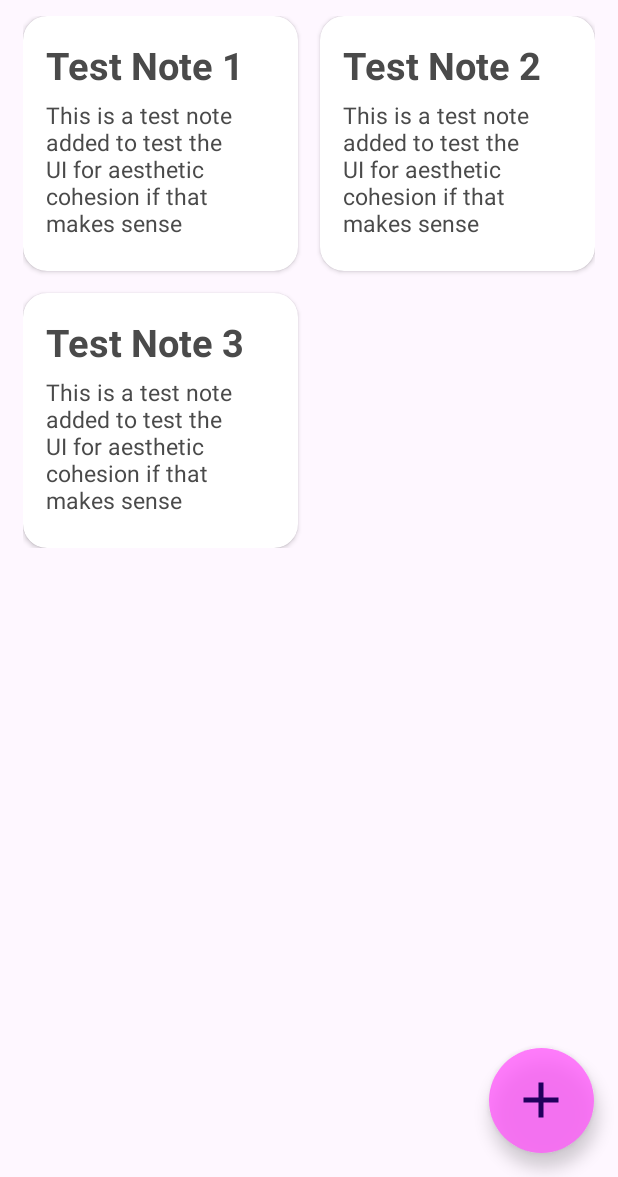
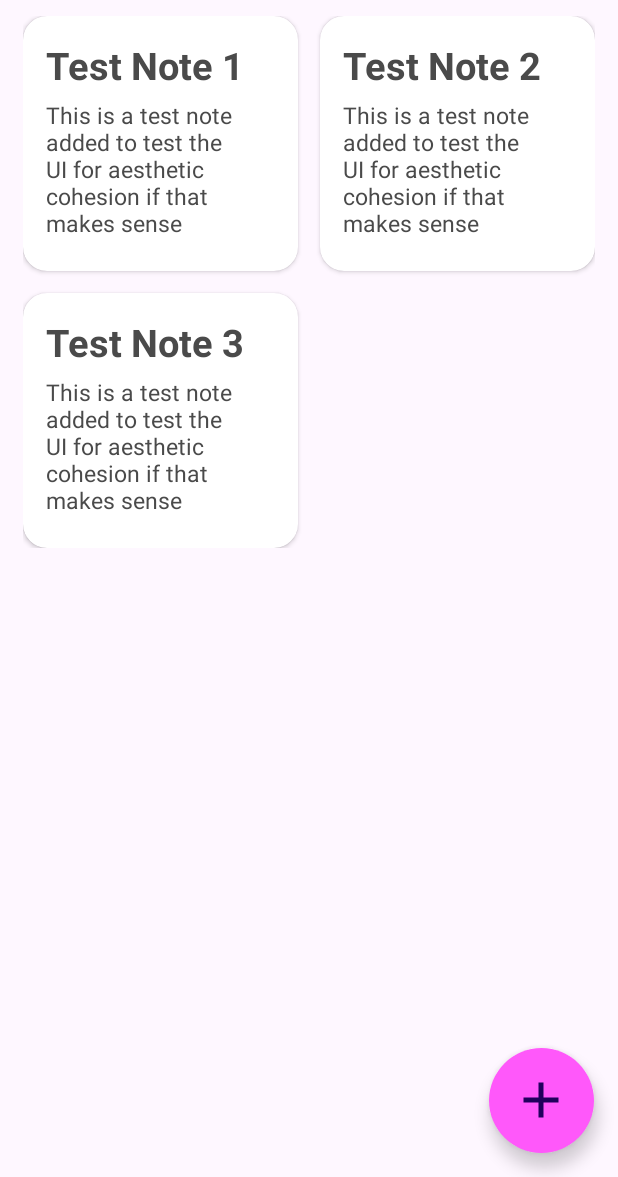
Before and after one commit to Andruid929/mind-android, an Android app: the screen it shows after launch (MainActivity), on a phone screen of 412 x 824 dp, the part 59-1236 px from its top. Run offline under Robolectric (Android 15) with nearby library versions, the phone set to English and light mode, and no system bars.

Commit message:
0.5.1 - colourPrimary changed to be opaque in colors.xml (light)

```diff
--- a/app/build.gradle
+++ b/app/build.gradle
@@ -11,7 +11,7 @@ android {
         minSdk 24
         targetSdk 35
         versionCode 1
-        versionName "0.5.0"
+        versionName "0.5.1"
 
         testInstrumentationRunner "androidx.test.runner.AndroidJUnitRunner"
     }
--- a/app/src/main/res/values/colors.xml
+++ b/app/src/main/res/values/colors.xml
@@ -3,7 +3,7 @@
     <color name="black">#FF000000</color>
     <color name="white">#FFFFFFFF</color>
     <color name="transparent">#00FFFFFF</color>
-    <color name="colourPrimary">#C4FF58FA</color>
+    <color name="colourPrimary">#FF58FA</color>
     <color name="textPrimaryColour">#4A4A4A</color>
 
 </resources>
```
